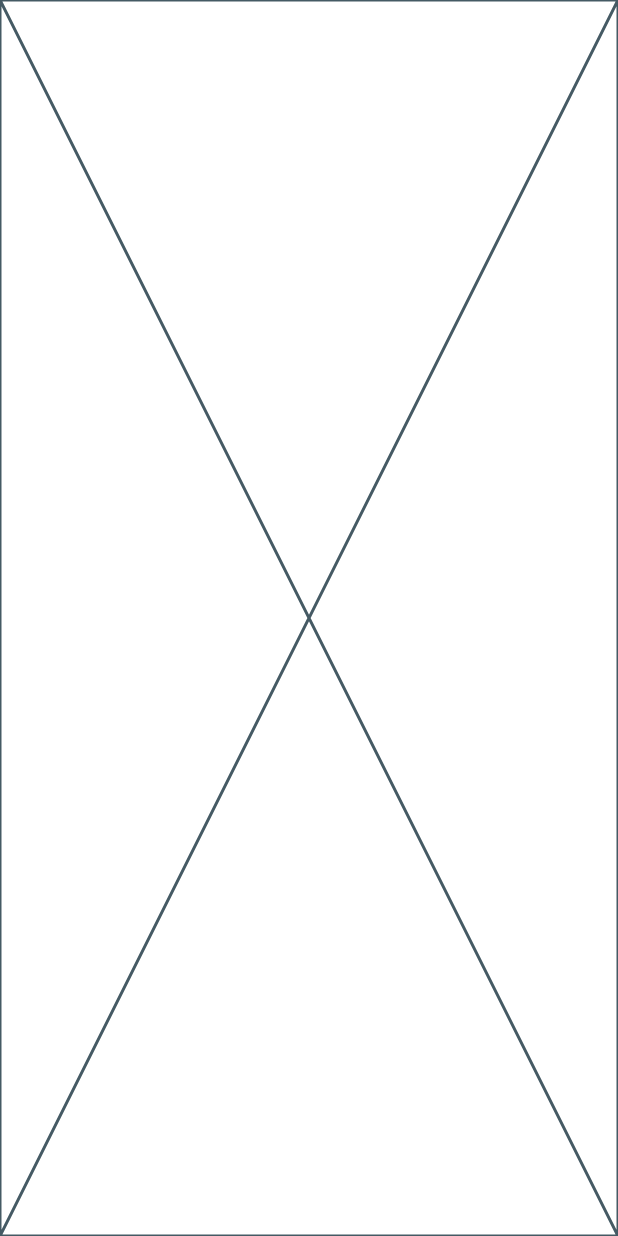
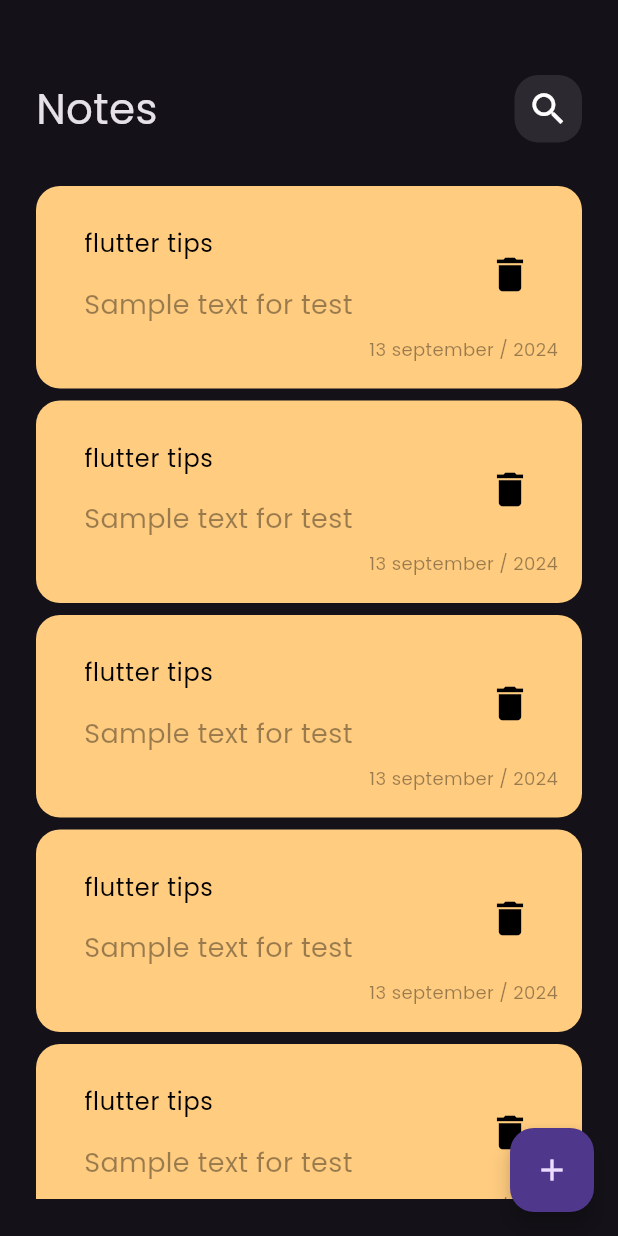
Before and after one commit to zyz360/zeft-notes-app, a Flutter app: the screen it shows after launch, on a phone screen of 412 x 824 dp. Run offline on Flutter 3.47's test engine with Material 3 defaults, Android fonts, the light colour scheme and no system bars.

Commit message:
finished ui

```diff
--- /dev/null
+++ b/lib/constants/konstants.dart
@@ -0,0 +1,2 @@
+import 'package:flutter/animation.dart';
+const KPrimaryColor = Color(0xff62FCD7);
--- a/lib/main.dart
+++ b/lib/main.dart
@@ -1,4 +1,5 @@
 import 'package:flutter/material.dart';
+import 'package:notess_app/views/notes%20view.dart';
 
 void main() {
   runApp(const NotesApp());
@@ -8,6 +9,14 @@ class NotesApp extends StatelessWidget {
 
   @override
   Widget build(BuildContext context) {
-    return const Placeholder();
+    return MaterialApp(
+      debugShowCheckedModeBanner: false,
+      theme: ThemeData(
+          brightness: Brightness.dark,
+          fontFamily: 'Poppins'
+      ),
+      home: const Notesview(),
+
+    );
   }
 }
--- /dev/null
+++ b/lib/views/notes view.dart
@@ -0,0 +1,28 @@
+import 'package:flutter/material.dart';
+import 'package:notess_app/widgets/add_note_bottom_sheet.dart';
+
+import '../widgets/notes_view_body.dart';
+
+class Notesview extends StatelessWidget {
+  const Notesview({super.key});
+
+  @override
+  Widget build(BuildContext context) {
+    return Scaffold(
+      floatingActionButton: FloatingActionButton(
+        onPressed: (){
+          showModalBottomSheet(
+            shape: RoundedRectangleBorder(
+              borderRadius: BorderRadius.circular(30)
+            ),
+              context: context,
+              builder: (context){
+            return AddNoteBottomSheet();
+          });
+        },
+
+        child: Icon(Icons.add),),
+      body: const NotesViewBody(),
+    );
+  }
+}
--- /dev/null
+++ b/lib/widgets/custom_app_bar.dart
@@ -0,0 +1,27 @@
+
+import 'package:flutter/material.dart';
+
+import 'custom_icon.dart';
+
+class CustomAppBar extends StatelessWidget {
+  const CustomAppBar({super.key, required this.title, required this.icon});
+final String title;
+final IconData icon;
+  @override
+  Widget build(BuildContext context) {
+    return Row(
+      children: [
+        Text(
+          title,
+          style: TextStyle(
+              fontSize: 28
+          ),
+        ),
+        Spacer(),
+        CustomIcon(
+          icon: icon,
+        ),
+      ],
+    );
+  }
+}
--- /dev/null
+++ b/lib/widgets/custom_icon.dart
@@ -0,0 +1,24 @@
+
+import 'package:flutter/material.dart';
+
+class CustomIcon extends StatelessWidget {
+  const CustomIcon({super.key, required this.icon});
+ final IconData icon;
+  @override
+  Widget build(BuildContext context) {
+    return Container(
+      height: 45,
+      width: 45,
+      decoration: BoxDecoration(
+          color: Colors.white.withOpacity(.1),
+          borderRadius: BorderRadius.circular(16)
+      ),
+      child: Center(
+        child: Icon(
+          icon,
+          size: 28,
+        ),
+      ),
+    );
+  }
+}
--- /dev/null
+++ b/lib/widgets/custom_note_card.dart
@@ -0,0 +1,81 @@
+
+import 'package:flutter/material.dart';
+import 'package:notess_app/widgets/edit_note_view.dart';
+
+class NoteCard extends StatelessWidget {
+  const NoteCard({super.key});
+
+  @override
+  Widget build(BuildContext context) {
+    return GestureDetector(
+      onTap: ()
+      {
+        Navigator.push(context, MaterialPageRoute(builder: (context)
+        {
+          return EditNoteView();
+        }
+        ));
+      },
+      child: Container(
+        padding: EdgeInsets.only(
+            top: 18,
+            bottom: 18,
+            left: 16
+        ),
+
+
+        decoration: BoxDecoration(
+          color: Color(0xffFFCC80),
+          borderRadius: BorderRadius.circular(16),
+        ),
+
+
+        child: Column(
+          crossAxisAlignment: CrossAxisAlignment.end ,
+          //why the above line only move-ed the date text widget only? to the end?
+          children: [
+            ListTile(
+              title: const Text(
+                "flutter tips",
+                style: TextStyle(
+                    color: Colors.black
+                ),
+              ),
+
+
+              subtitle: Padding(
+                padding: const EdgeInsets.only(top: 16),
+                child: Text(
+                  'Sample text for test',
+                  style: TextStyle(
+                    color: Colors.black.withOpacity(.4),
+                    fontSize: 18,
+                  ),
+                ),
+              ),
+
+
+              trailing: IconButton(
+                onPressed: (){},
+                icon: Icon(Icons.delete,
+                  color: Colors.black,
+                  size: 30 ,
+                ),
+              ),
+            ),
+
+            Padding(
+              padding: const EdgeInsets.only(right: 16),
+              child: Text('13 september / 2024',
+                style: TextStyle(
+                  color: Colors.black.withOpacity(.4),
+                  fontSize: 12,
+                ),
+              ),
+            ),
+          ],
+        ),
+      ),
+    );
+  }
+}
--- /dev/null
+++ b/lib/widgets/notes_list_view.dart
@@ -0,0 +1,22 @@
+
+import 'package:flutter/material.dart';
+
+import 'custom_note_card.dart';
+
+class NotesListView extends StatelessWidget {
+  const NotesListView({super.key});
+  @override
+  Widget build(BuildContext context) {
+    return Padding(
+      padding: const EdgeInsets.symmetric(vertical: 25.0),
+      child: ListView.builder(itemBuilder: (context,index)
+      {
+        return const Padding(
+          padding:  EdgeInsets.symmetric(vertical: 4),
+          child:  NoteCard(),
+        );
+      }
+      ),
+    );
+  }
+}
--- /dev/null
+++ b/lib/widgets/notes_view_body.dart
@@ -0,0 +1,27 @@
+
+import 'package:flutter/material.dart';
+
+import 'custom_app_bar.dart';
+import 'custom_note_card.dart';
+import 'notes_list_view.dart';
+
+class NotesViewBody extends StatelessWidget {
+  const NotesViewBody({super.key});
+
+  @override
+  Widget build(BuildContext context) {
+    return Padding(
+      padding: const EdgeInsets.symmetric(horizontal: 24),
+      child: Column(
+        children:const [
+          SizedBox(
+            height: 50,
+          ),
+           CustomAppBar(title: 'Notes', icon: Icons.search,),
+          Expanded(
+              child: NotesListView()),
+        ],
+      ),
+    );
+  }
+}
```
Also changed, not shown: lib/widgets/add_note_bottom_sheet.dart (added, +43 -0 lines), lib/widgets/custom_button.dart (added, +29 -0 lines), lib/widgets/custom_text_field.dart (added, +29 -0 lines), lib/widgets/edit_note_view.dart (added, +13 -0 lines), lib/widgets/edit_view_body.dart (added, +28 -0 lines), pubspec.yaml (+5 -12 lines), assets/fonts/Poppins-Regular.ttf (added).
